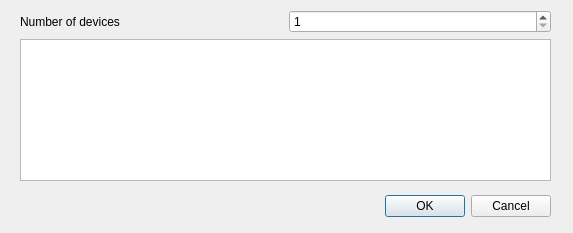
Qt form hit2023v2_RMS/dialogdevices.ui (bleverin/fibre-bpm-daq) before a commit.
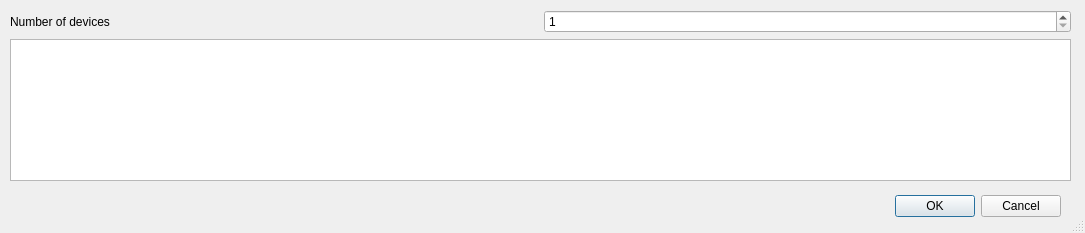
The same form after that commit.

What changed in the file:
```diff
--- a/hit2023v2_RMS/dialogdevices.ui
+++ b/hit2023v2_RMS/dialogdevices.ui
@@ -6,17 +6,26 @@
    <rect>
     <x>0</x>
     <y>0</y>
-    <width>573</width>
+    <width>1085</width>
     <height>233</height>
    </rect>
   </property>
+  <property name="sizePolicy">
+   <sizepolicy hsizetype="Expanding" vsizetype="Expanding">
+    <horstretch>0</horstretch>
+    <verstretch>0</verstretch>
+   </sizepolicy>
+  </property>
   <property name="windowTitle">
    <string>Devices</string>
   </property>
+  <property name="sizeGripEnabled">
+   <bool>true</bool>
+  </property>
   <widget class="QDialogButtonBox" name="buttonBox">
    <property name="geometry">
     <rect>
-     <x>210</x>
+     <x>720</x>
      <y>190</y>
      <width>341</width>
      <height>32</height>
@@ -32,13 +41,16 @@
   <widget class="QWidget" name="verticalLayoutWidget">
    <property name="geometry">
     <rect>
-     <x>20</x>
+     <x>10</x>
      <y>10</y>
-     <width>531</width>
+     <width>1061</width>
      <height>171</height>
     </rect>
    </property>
    <layout class="QVBoxLayout" name="verticalLayout">
+    <property name="sizeConstraint">
+     <enum>QLayout::SizeConstraint::SetNoConstraint</enum>
+    </property>
     <item>
      <layout class="QHBoxLayout" name="horizontalLayout_2">
       <item>
```
Left out of the diff: 10 changed lines with no effect on the pictures.
